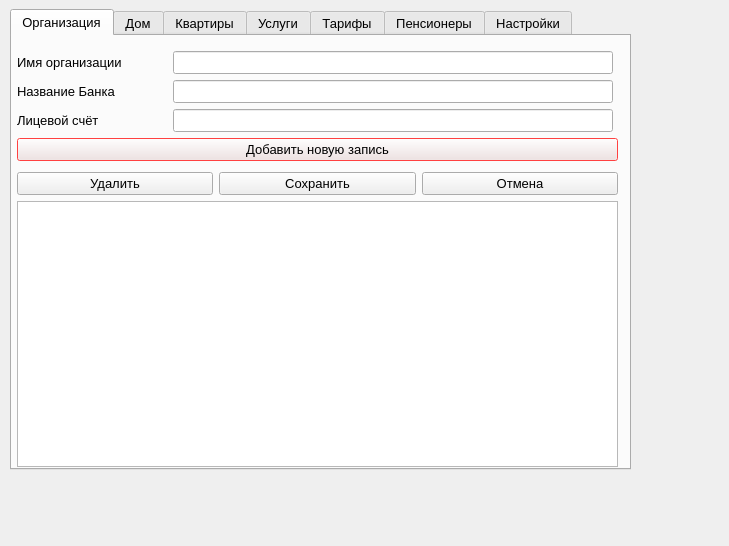
This is adminwindow.ui in MartovKot/ZHSK as Qt 5 draws it before an edit. The edited form follows.
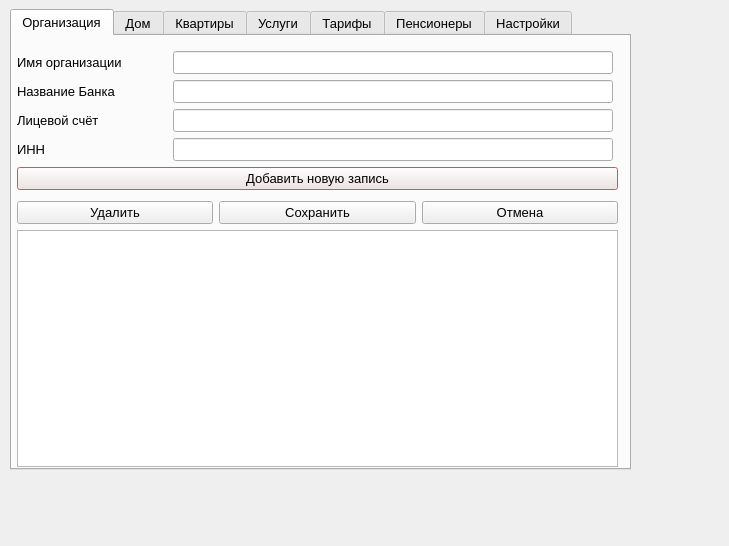
This is the edited form. The open tabs and pages were chosen to show the change.

Diff of the .ui file:
```diff
--- a/adminwindow.ui
+++ b/adminwindow.ui
@@ -143,6 +143,13 @@
                </property>
               </widget>
              </item>
+             <item>
+              <widget class="QLabel" name="label_30">
+               <property name="text">
+                <string>ИНН</string>
+               </property>
+              </widget>
+             </item>
             </layout>
            </item>
            <item>
@@ -224,6 +231,9 @@
                </property>
               </widget>
              </item>
+             <item>
+              <widget class="QLineEdit" name="lEdINN"/>
+             </item>
             </layout>
            </item>
           </layout>
```
Left out of the diff: 2 changed lines with no effect on the pictures.
